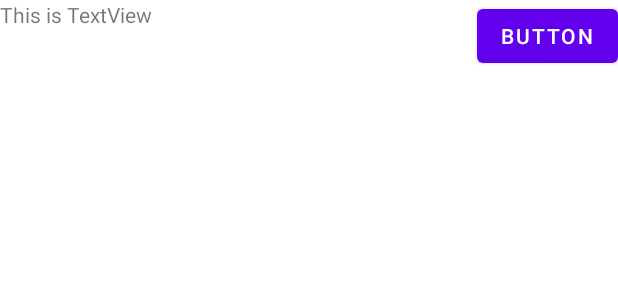
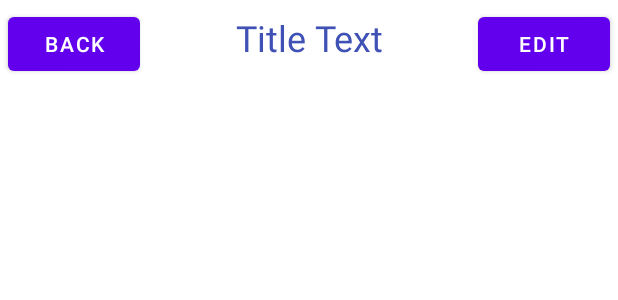
Before and after one commit to Angel105/demo-android-activity, an Android app: the layout ui_layout.xml on its own in the app's theme, with its tools: preview values and no code run, on a phone screen of 412 x 824 dp. Shown: the top 300 px of the screen. Run offline under Robolectric (Android 15) with nearby library versions, the phone set to English and light mode, and no system bars.

Commit message:
[45] create a toolbar having Back and Edit buttons and a TextView,  use Include Layout to include the toolbar in the current activity layout ( ui_layout.xml ) with just one line of code, as simple as that!
More attributes to be used: Android:background is used to set the background of the widget which can be a color or an image.  Android:layout_margin attribute can specify the margins at the four directions. Also use android:layout_marginLeft or android:layout_marginTop to set the margin at specific direction.

Make sure to hide the native system toolbar from activity: use getSupportActionBar() to get the instance of the ActionBar and then call hide() on it to hide itself. Since ActionBar is nullable, we need to use? . operator.

```diff
--- a/app/src/main/java/com/example/activitytest/UILayoutActivity.kt
+++ b/app/src/main/java/com/example/activitytest/UILayoutActivity.kt
@@ -16,5 +16,6 @@ class UILayoutActivity : AppCompatActivity() {
             v.setPadding(systemBars.left, systemBars.top, systemBars.right, systemBars.bottom)
             insets
         }
+        supportActionBar?.hide()
     }
 }
--- /dev/null
+++ b/app/src/main/res/layout/title_layout.xml
@@ -0,0 +1,37 @@
+<?xml version="1.0" encoding="utf-8"?>
+<LinearLayout xmlns:android="http://schemas.android.com/apk/res/android"
+    android:layout_width="match_parent"
+    android:layout_height="match_parent">
+
+
+    <Button
+        android:id="@+id/titleBack"
+        android:layout_width="wrap_content"
+        android:layout_height="wrap_content"
+        android:gravity="center"
+        android:layout_margin="5dp"
+        android:text="Back"
+        android:textColor="#fff" />
+
+    <TextView
+        android:id="@+id/tileText"
+        android:layout_width="0dp"
+        android:layout_height="wrap_content"
+        android:layout_gravity="center|top"
+        android:layout_weight="1"
+        android:gravity="center"
+        android:layout_marginTop="5dp"
+        android:text="Title Text"
+        android:textColor="#3F51B5"
+        android:textSize="24sp" />
+
+    <Button
+        android:id="@+id/titleEdit"
+        android:layout_width="wrap_content"
+        android:layout_height="wrap_content"
+        android:gravity="center"
+        android:layout_margin="5dp"
+        android:text="Edit"
+        android:textColor="#fff" />
+
+</LinearLayout>
--- a/app/src/main/res/layout/ui_layout.xml
+++ b/app/src/main/res/layout/ui_layout.xml
@@ -1,24 +1,11 @@
 <?xml version="1.0" encoding="utf-8"?>
-<FrameLayout xmlns:android="http://schemas.android.com/apk/res/android"
+<LinearLayout xmlns:android="http://schemas.android.com/apk/res/android"
     xmlns:tools="http://schemas.android.com/tools"
     android:id="@+id/main"
     android:layout_width="match_parent"
     android:layout_height="match_parent"
     tools:context=".UILayoutActivity">
 
-    <TextView
-        android:id="@+id/textView"
-        android:layout_width="wrap_content"
-        android:layout_height="wrap_content"
-        android:layout_gravity="left"
-        android:text="This is TextView" />
+    <include layout="@layout/title_layout" />
 
-
-    <Button
-        android:id="@+id/button"
-        android:layout_width="wrap_content"
-        android:layout_height="wrap_content"
-        android:layout_gravity="right"
-        android:text="Button" />
-
-</FrameLayout>
+</LinearLayout>
```
